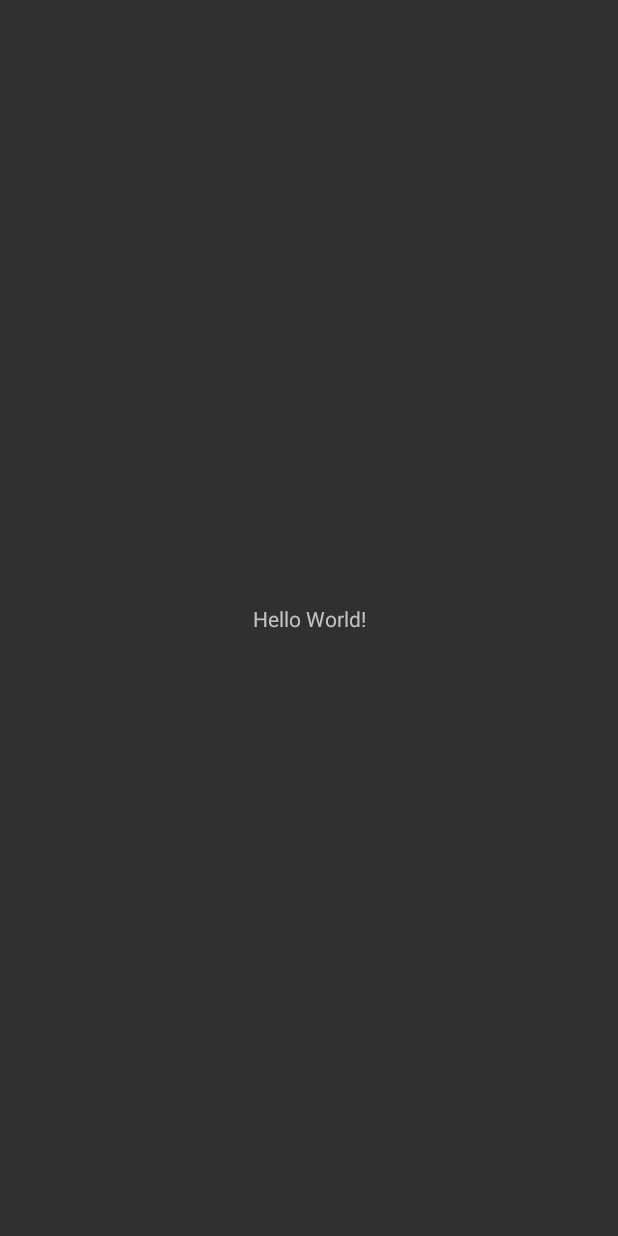
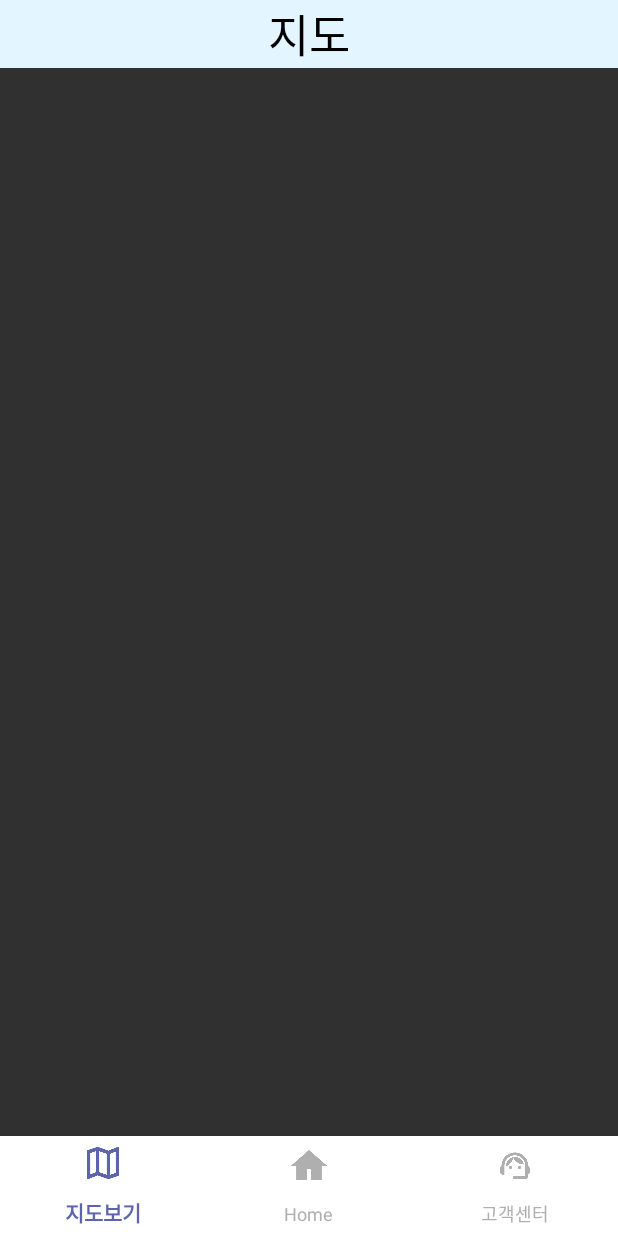
Before and after one commit to KimDDoHyeon/KidsAir, an Android app: the screen it shows after launch (MainActivity), on a phone screen of 412 x 824 dp. Before the commit the screen is almost empty. Run offline under Robolectric (Android 15) with nearby library versions, the light colour scheme and no system bars.

Commit message:
menu, main1
avd 실행 시 레이아웃 아래 부분 잘림 현상 있음

```diff
--- a/app/src/main/AndroidManifest.xml
+++ b/app/src/main/AndroidManifest.xml
@@ -9,6 +9,8 @@
         android:roundIcon="@mipmap/ic_launcher_round"
         android:supportsRtl="true"
         android:theme="@style/Theme.AppCompat.NoActionBar">
+        <meta-data android:name="android.max_aspect" android:value="2.1" />
+        <activity android:name=".FragmentHome" android:exported="true" />
         <activity android:name=".MainActivity">
             <intent-filter>
                 <action android:name="android.intent.action.MAIN" />
--- /dev/null
+++ b/app/src/main/java/com/example/kidsair/FragmentHome.java
@@ -0,0 +1,17 @@
+package com.example.kidsair;
+
+import androidx.annotation.NonNull;
+import androidx.annotation.Nullable;
+import androidx.appcompat.app.AppCompatActivity;
+import androidx.fragment.app.Fragment;
+
+import android.os.Bundle;
+import android.view.LayoutInflater;
+import android.view.View;
+import android.view.ViewGroup;
+
+public class FragmentHome extends Fragment {
+    public View onCreateView(@NonNull LayoutInflater inflater, @Nullable ViewGroup container, @Nullable Bundle savedInstanceState) {
+        return inflater.inflate(R.layout.fragment_home, container, false);
+    }
+}
--- /dev/null
+++ b/app/src/main/java/com/example/kidsair/FragmentMap.java
@@ -0,0 +1,16 @@
+package com.example.kidsair;
+
+import android.os.Bundle;
+import android.view.LayoutInflater;
+import android.view.View;
+import android.view.ViewGroup;
+
+import androidx.annotation.NonNull;
+import androidx.annotation.Nullable;
+import androidx.fragment.app.Fragment;
+
+public class FragmentMap extends Fragment {
+    public View onCreateView(@NonNull LayoutInflater inflater, @Nullable ViewGroup container, @Nullable Bundle savedInstanceState) {
+        return inflater.inflate(R.layout.fragment_map, container, false);
+    }
+}
--- /dev/null
+++ b/app/src/main/java/com/example/kidsair/FragmentSupport.java
@@ -0,0 +1,16 @@
+package com.example.kidsair;
+
+import android.os.Bundle;
+import android.view.LayoutInflater;
+import android.view.View;
+import android.view.ViewGroup;
+
+import androidx.annotation.NonNull;
+import androidx.annotation.Nullable;
+import androidx.fragment.app.Fragment;
+
+public class FragmentSupport extends Fragment {
+    public View onCreateView(@NonNull LayoutInflater inflater, @Nullable ViewGroup container, @Nullable Bundle savedInstanceState) {
+        return inflater.inflate(R.layout.fragment_support, container, false);
+    }
+}
--- a/app/src/main/java/com/example/kidsair/MainActivity.java
+++ b/app/src/main/java/com/example/kidsair/MainActivity.java
@@ -1,14 +1,52 @@
 package com.example.kidsair;
 
+import androidx.annotation.NonNull;
 import androidx.appcompat.app.AppCompatActivity;
+import androidx.fragment.app.FragmentManager;
+import androidx.fragment.app.FragmentTransaction;
 
 import android.os.Bundle;
+import android.view.MenuItem;
+
+import com.google.android.material.bottomnavigation.BottomNavigationView;
 
 public class MainActivity extends AppCompatActivity {
+
+    private FragmentManager fragmentManager = getSupportFragmentManager();
+    private FragmentMap fragmentMap = new FragmentMap();
+    private FragmentHome fragmentHome = new FragmentHome();
+    private FragmentSupport fragmentSupport = new FragmentSupport();
 
     @Override
     protected void onCreate(Bundle savedInstanceState) {
         super.onCreate(savedInstanceState);
         setContentView(R.layout.activity_main);
+
+        FragmentTransaction transaction = fragmentManager.beginTransaction();
+        transaction.replace(R.id.frameLayout, fragmentMap).commitAllowingStateLoss();
+
+        BottomNavigationView bottomNavigationView = findViewById(R.id.navigationView);
+        bottomNavigationView.setOnNavigationItemSelectedListener(new ItemSelectedListener());
+    }
+
+    class ItemSelectedListener implements BottomNavigationView.OnNavigationItemSelectedListener{
+        @Override
+        public boolean onNavigationItemSelected(@NonNull MenuItem menuItem) {
+            FragmentTransaction transaction = fragmentManager.beginTransaction();
+
+            switch(menuItem.getItemId())
+            {
+                case R.id.mapItem:
+                    transaction.replace(R.id.frameLayout, fragmentMap).commitAllowingStateLoss();
+                    break;
+                case R.id.homeItem:
+                    transaction.replace(R.id.frameLayout, fragmentHome).commitAllowingStateLoss();
+                    break;
+                case R.id.supportItem:
+                    transaction.replace(R.id.frameLayout, fragmentSupport).commitAllowingStateLoss();
+                    break;
+            }
+            return true;
+        }
     }
 }
--- /dev/null
+++ b/app/src/main/res/color/bottom_item_selector.xml
@@ -0,0 +1,5 @@
+<?xml version="1.0" encoding="utf-8"?>
+<selector xmlns:android="http://schemas.android.com/apk/res/android">
+    <item android:state_checked="true" android:color="#5D64AC" />
+    <item android:color="#AFAFAF" />
+</selector>
--- a/app/src/main/res/layout/activity_main.xml
+++ b/app/src/main/res/layout/activity_main.xml
@@ -6,13 +6,24 @@
     android:layout_height="match_parent"
     tools:context=".MainActivity">
 
-    <TextView
-        android:layout_width="wrap_content"
+    <FrameLayout
+        android:id="@+id/frameLayout"
+        android:layout_width="match_parent"
         android:layout_height="wrap_content"
-        android:text="Hello World!"
+        app:layout_constraintLeft_toLeftOf="parent"
+        app:layout_constraintRight_toRightOf="parent"
+        app:layout_constraintTop_toTopOf="parent"></FrameLayout>
+
+    <com.google.android.material.bottomnavigation.BottomNavigationView
+        android:id="@+id/navigationView"
+        android:layout_width="match_parent"
+        android:layout_height="66.67dp"
+        android:background="@color/white"
+        app:itemIconTint="@color/bottom_item_selector"
+        app:itemTextColor="@color/bottom_item_selector"
         app:layout_constraintBottom_toBottomOf="parent"
         app:layout_constraintLeft_toLeftOf="parent"
-        app:layout_constraintRight_toRightOf="parent"
-        app:layout_constraintTop_toTopOf="parent" />
+        app:layout_constraintRight_toLeftOf="parent"
+        app:menu="@menu/menu_bottom" />
 
 </androidx.constraintlayout.widget.ConstraintLayout>
--- /dev/null
+++ b/app/src/main/res/layout/fragment_map.xml
@@ -0,0 +1,21 @@
+<?xml version="1.0" encoding="utf-8"?>
+<androidx.constraintlayout.widget.ConstraintLayout xmlns:android="http://schemas.android.com/apk/res/android"
+    xmlns:app="http://schemas.android.com/apk/res-auto"
+    xmlns:tools="http://schemas.android.com/tools"
+    android:layout_width="match_parent"
+    android:layout_height="match_parent"
+    android:background="@color/background">
+
+    <TextView
+        android:id="@+id/textView"
+        android:layout_width="wrap_content"
+        android:layout_height="wrap_content"
+        android:text="지도"
+        android:textColor="@color/black"
+        android:textSize="30dp"
+        app:layout_constraintBottom_toBottomOf="parent"
+        app:layout_constraintEnd_toEndOf="parent"
+        app:layout_constraintStart_toStartOf="parent"
+        app:layout_constraintTop_toTopOf="parent" />
+
+</androidx.constraintlayout.widget.ConstraintLayout>
--- /dev/null
+++ b/app/src/main/res/menu/menu_bottom.xml
@@ -0,0 +1,15 @@
+<?xml version="1.0" encoding="utf-8"?>
+<menu xmlns:android="http://schemas.android.com/apk/res/android">
+    <item
+        android:id="@+id/mapItem"
+        android:icon="@drawable/map_no"
+        android:title="지도보기" />
+    <item
+        android:id="@+id/homeItem"
+        android:icon="@drawable/home_no"
+        android:title="Home" />
+    <item
+        android:id="@+id/supportItem"
+        android:icon="@drawable/support_agent_no"
+        android:title="고객센터" />
+</menu>
--- a/app/src/main/res/values/colors.xml
+++ b/app/src/main/res/values/colors.xml
@@ -7,4 +7,8 @@
     <color name="teal_700">#FF018786</color>
     <color name="black">#FF000000</color>
     <color name="white">#FFFFFFFF</color>
+
+    <color name="background">#E3F5FF</color>
+    <color name="state_normal">#4CC343</color>
+    <color name="state_good">#51A6FF</color>
 </resources>
```
Also changed, not shown: app/build.gradle (+8 -0 lines), app/src/main/res/drawable/layout_background.xml (added, +7 -0 lines), app/src/main/res/drawable/layout_state_good.xml (added, +11 -0 lines), app/src/main/res/drawable/layout_state_normal.xml (added, +11 -0 lines), app/src/main/res/layout/fragment_home.xml (added, +346 -0 lines), app/src/main/res/layout/fragment_support.xml (added, +21 -0 lines), app/src/main/res/drawable-v24/logo.png.
